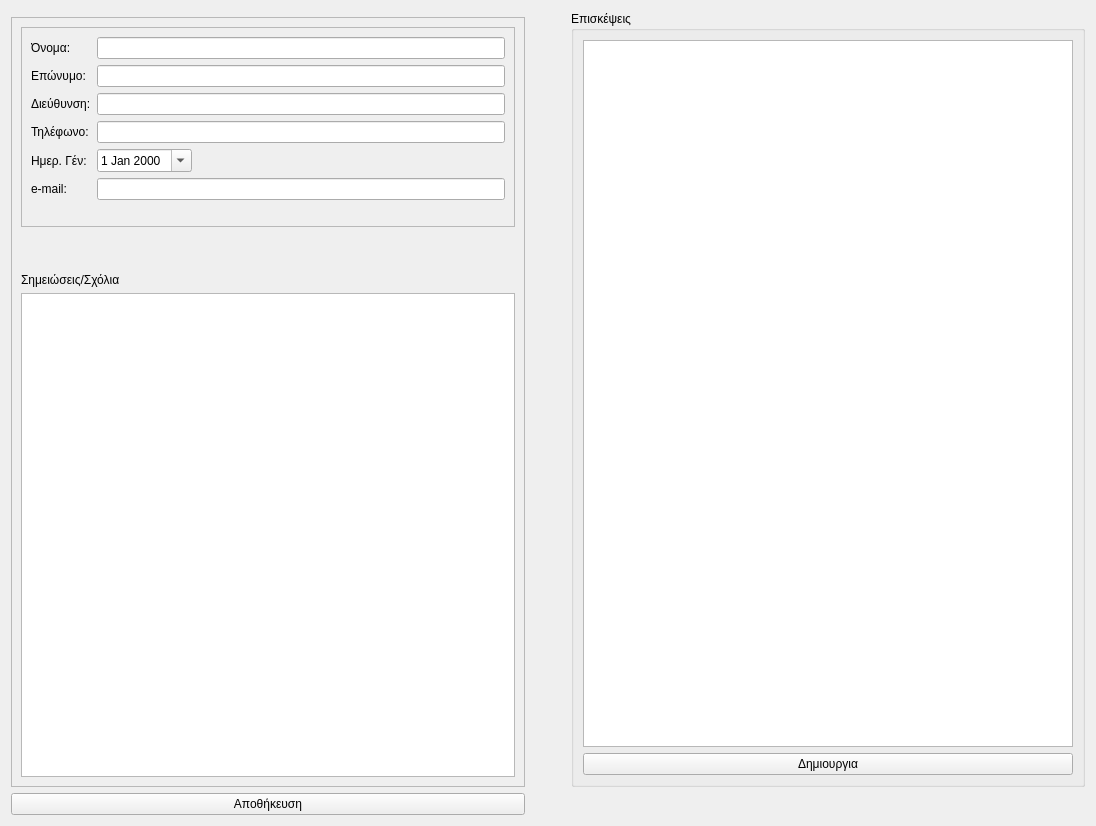
The window that ui/ui_files/edit_patient.ui (tdgs/medical_qt_ruby) describes before a commit, drawn with Qt 5.
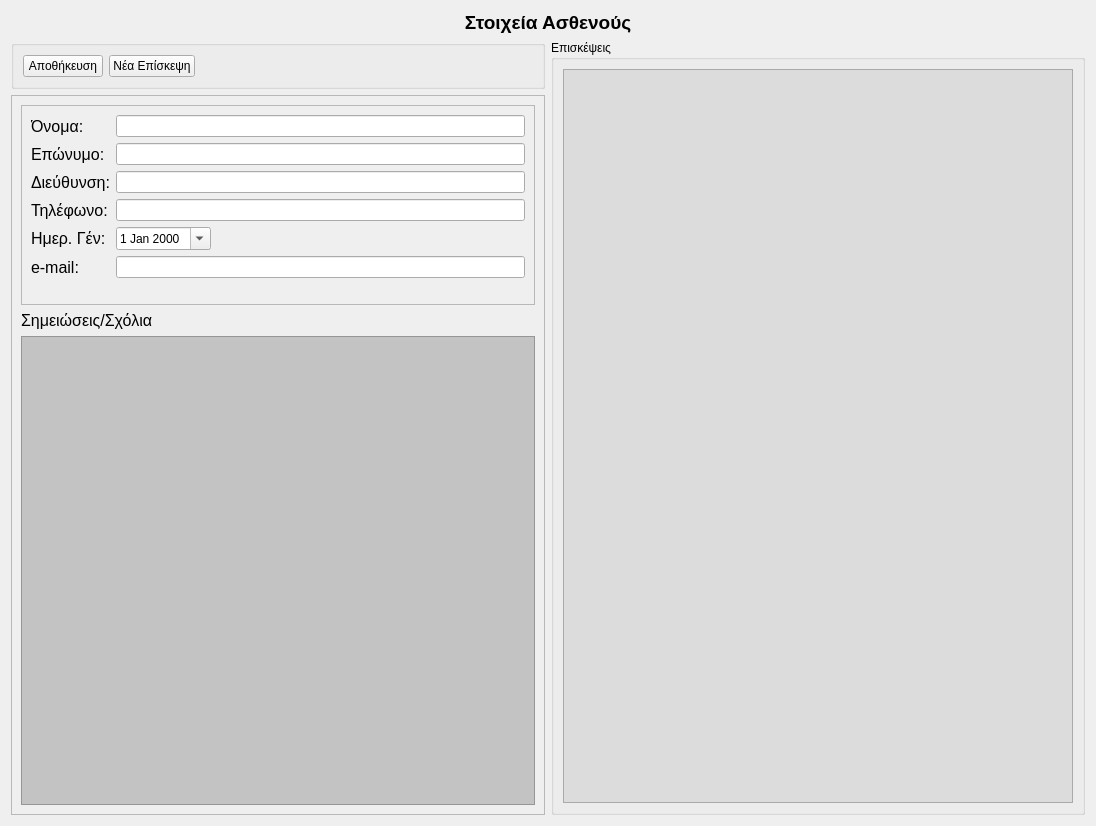
The same window after the commit. Icons and pictures are not drawn. Custom widgets are drawn as their Qt base class.

The edit to the form file:
```diff
--- a/ui/ui_files/edit_patient.ui
+++ b/ui/ui_files/edit_patient.ui
@@ -13,27 +13,69 @@
   <property name="windowTitle">
    <string>Form</string>
   </property>
-  <layout class="QGridLayout" name="gridLayout_4">
-   <item row="0" column="2" rowspan="2">
-    <widget class="QGroupBox" name="groupBox">
-     <property name="title">
-      <string>Επισκέψεις</string>
+  <layout class="QGridLayout" name="gridLayout">
+   <item row="0" column="0" colspan="2">
+    <widget class="QLabel" name="label">
+     <property name="text">
+      <string>&lt;!DOCTYPE HTML PUBLIC &quot;-//W3C//DTD HTML 4.0//EN&quot; &quot;http://www.w3.org/TR/REC-html40/strict.dtd&quot;&gt;
+&lt;html&gt;&lt;head&gt;&lt;meta name=&quot;qrichtext&quot; content=&quot;1&quot; /&gt;&lt;style type=&quot;text/css&quot;&gt;
+p, li { white-space: pre-wrap; }
+&lt;/style&gt;&lt;/head&gt;&lt;body style=&quot; font-family:'Ubuntu'; font-size:9pt; font-weight:400; font-style:normal;&quot;&gt;
+&lt;p align=&quot;center&quot; style=&quot; margin-top:0px; margin-bottom:0px; margin-left:0px; margin-right:0px; -qt-block-indent:0; text-indent:0px;&quot;&gt;&lt;span style=&quot; font-size:14pt; font-weight:600;&quot;&gt;Στοιχεία Ασθενούς&lt;/span&gt;&lt;/p&gt;&lt;/body&gt;&lt;/html&gt;</string>
      </property>
-     <layout class="QGridLayout" name="gridLayout_5">
-      <item row="0" column="0">
-       <widget class="ExamSetTable" name="examSetTable"/>
-      </item>
-      <item row="1" column="0">
-       <widget class="QPushButton" name="newExamSet">
-        <property name="text">
-         <string>Δημιουργια</string>
-        </property>
-       </widget>
-      </item>
-     </layout>
     </widget>
    </item>
    <item row="1" column="0">
+    <widget class="QGroupBox" name="groupBox_2">
+     <property name="title">
+      <string/>
+     </property>
+     <layout class="QHBoxLayout" name="horizontalLayout">
+      <item>
+       <widget class="QPushButton" name="saveButton">
+        <property name="toolTip">
+         <string>Αποθήκευση Αλλαγών</string>
+        </property>
+        <property name="text">
+         <string>Αποθήκευση</string>
+        </property>
+        <property name="icon">
+         <iconset resource="../../resources/icons.qrc">
+          <normaloff>:/images/Save.png</normaloff>:/images/Save.png</iconset>
+        </property>
+       </widget>
+      </item>
+      <item>
+       <widget class="QPushButton" name="newExamSet">
+        <property name="toolTip">
+         <string>Καταχώρηση Νέας Επίσκεψης...</string>
+        </property>
+        <property name="text">
+         <string>Νέα Επίσκεψη</string>
+        </property>
+        <property name="icon">
+         <iconset resource="../../resources/icons.qrc">
+          <normaloff>:/images/Calendar.png</normaloff>:/images/Calendar.png</iconset>
+        </property>
+       </widget>
+      </item>
+      <item>
+       <spacer name="horizontalSpacer">
+        <property name="orientation">
+         <enum>Qt::Horizontal</enum>
+        </property>
+        <property name="sizeHint" stdset="0">
+         <size>
+          <width>40</width>
+          <height>20</height>
+         </size>
+        </property>
+       </spacer>
+      </item>
+     </layout>
+    </widget>
+   </item>
+   <item row="2" column="0">
     <widget class="QFrame" name="frame_2">
      <property name="sizePolicy">
       <sizepolicy hsizetype="Preferred" vsizetype="Preferred">
@@ -74,6 +116,11 @@
          </property>
          <item row="0" column="0">
           <widget class="QLabel" name="label_2">
+           <property name="font">
+            <font>
+             <pointsize>12</pointsize>
+            </font>
+           </property>
            <property name="text">
             <string>Όνομα:</string>
            </property>
@@ -84,6 +131,11 @@
          </item>
          <item row="2" column="0">
           <widget class="QLabel" name="label_3">
+           <property name="font">
+            <font>
+             <pointsize>12</pointsize>
+            </font>
+           </property>
            <property name="text">
             <string>Επώνυμο:</string>
            </property>
@@ -94,6 +146,11 @@
          </item>
          <item row="4" column="0">
           <widget class="QLabel" name="label_4">
+           <property name="font">
+            <font>
+             <pointsize>12</pointsize>
+            </font>
+           </property>
            <property name="text">
             <string>Διεύθυνση:</string>
            </property>
@@ -104,6 +161,11 @@
          </item>
          <item row="6" column="0">
           <widget class="QLabel" name="label_5">
+           <property name="font">
+            <font>
+             <pointsize>12</pointsize>
+            </font>
+           </property>
            <property name="text">
             <string>Τηλέφωνο:</string>
            </property>
@@ -114,6 +176,11 @@
          </item>
          <item row="8" column="0">
           <widget class="QLabel" name="label_9">
+           <property name="font">
+            <font>
+             <pointsize>12</pointsize>
+            </font>
+           </property>
            <property name="text">
             <string>Ημερ. Γέν:</string>
            </property>
@@ -131,6 +198,11 @@
          </item>
          <item row="9" column="0">
           <widget class="QLabel" name="label_6">
+           <property name="font">
+            <font>
+             <pointsize>12</pointsize>
+            </font>
+           </property>
            <property name="text">
             <string>e-mail:</string>
            </property>
@@ -142,24 +214,13 @@
         </layout>
        </widget>
       </item>
-      <item>
-       <spacer name="verticalSpacer">
-        <property name="orientation">
-         <enum>Qt::Vertical</enum>
-        </property>
-        <property name="sizeType">
-         <enum>QSizePolicy::Fixed</enum>
-        </property>
-        <property name="sizeHint" stdset="0">
-         <size>
-          <width>20</width>
-          <height>40</height>
-         </size>
-        </property>
-       </spacer>
-      </item>
       <item>
        <widget class="QLabel" name="label_8">
+        <property name="font">
+         <font>
+          <pointsize>12</pointsize>
+         </font>
+        </property>
         <property name="text">
          <string>Σημειώσεις/Σχόλια</string>
         </property>
@@ -173,33 +234,40 @@
           <verstretch>0</verstretch>
          </sizepolicy>
         </property>
+        <property name="toolTip">
+         <string>Σημειώσεις και σχόλια για αυτόν τον Ασθενή</string>
+        </property>
+        <property name="styleSheet">
+         <string notr="true">background-color: rgb(195, 195, 195);</string>
+        </property>
        </widget>
       </item>
      </layout>
     </widget>
    </item>
-   <item row="2" column="0">
-    <widget class="QPushButton" name="saveButton">
-     <property name="text">
-      <string>Αποθήκευση</string>
+   <item row="1" column="1" rowspan="2">
+    <widget class="QGroupBox" name="groupBox">
+     <property name="font">
+      <font>
+       <pointsize>9</pointsize>
+      </font>
      </property>
-    </widget>
-   </item>
-   <item row="1" column="1">
-    <spacer name="horizontalSpacer_3">
-     <property name="orientation">
-      <enum>Qt::Horizontal</enum>
+     <property name="title">
+      <string>Επισκέψεις</string>
      </property>
-     <property name="sizeType">
-      <enum>QSizePolicy::Minimum</enum>
-     </property>
-     <property name="sizeHint" stdset="0">
-      <size>
-       <width>40</width>
-       <height>20</height>
-      </size>
-     </property>
-    </spacer>
+     <layout class="QGridLayout" name="gridLayout_5">
+      <item row="1" column="0">
+       <widget class="ExamSetTable" name="examSetTable">
+        <property name="toolTip">
+         <string>Λίστα με τις επισκέψεις του Ασθενή στο Ιατρείο</string>
+        </property>
+        <property name="styleSheet">
+         <string notr="true">background-color: rgb(220, 220, 220);</string>
+        </property>
+       </widget>
+      </item>
+     </layout>
+    </widget>
    </item>
   </layout>
   <action name="actionSavePatient">
```
Left out of the diff: 4 changed lines with no effect on the pictures.
